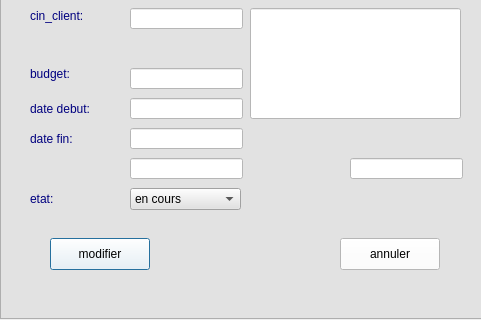
Old version of the form modifierprojetdialog.ui in the repository saif11234/architech; both pictures show x 0 to 481 and y 82 to 402 of the 641 by 402 pixel window.
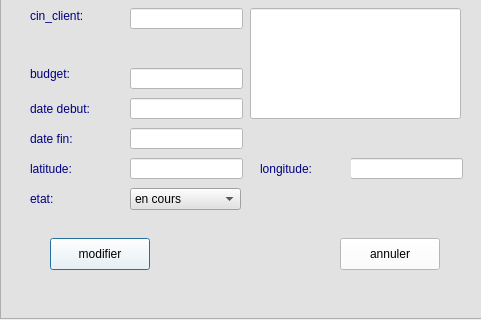
New version of the form.

What changed in the file:
```diff
--- a/modifierprojetdialog.ui
+++ b/modifierprojetdialog.ui
@@ -337,6 +337,40 @@
 color: rgb(0, 0, 0);</string>
     </property>
    </widget>
+   <widget class="QLabel" name="label_39">
+    <property name="geometry">
+     <rect>
+      <x>30</x>
+      <y>240</y>
+      <width>71</width>
+      <height>21</height>
+     </rect>
+    </property>
+    <property name="styleSheet">
+     <string notr="true">color:rgb(0,0,127);
+font:14pt&quot;Ebrima&quot;;</string>
+    </property>
+    <property name="text">
+     <string>latitude:</string>
+    </property>
+   </widget>
+   <widget class="QLabel" name="label_40">
+    <property name="geometry">
+     <rect>
+      <x>260</x>
+      <y>240</y>
+      <width>91</width>
+      <height>21</height>
+     </rect>
+    </property>
+    <property name="styleSheet">
+     <string notr="true">color:rgb(0,0,127);
+font:14pt&quot;Ebrima&quot;;</string>
+    </property>
+    <property name="text">
+     <string>longitude:</string>
+    </property>
+   </widget>
   </widget>
  </widget>
  <resources/>
```
